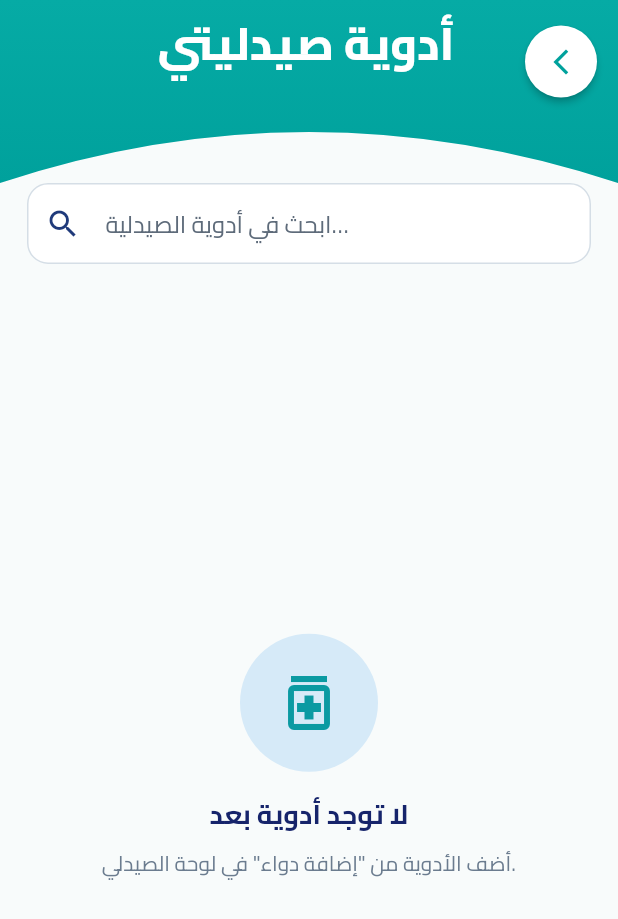
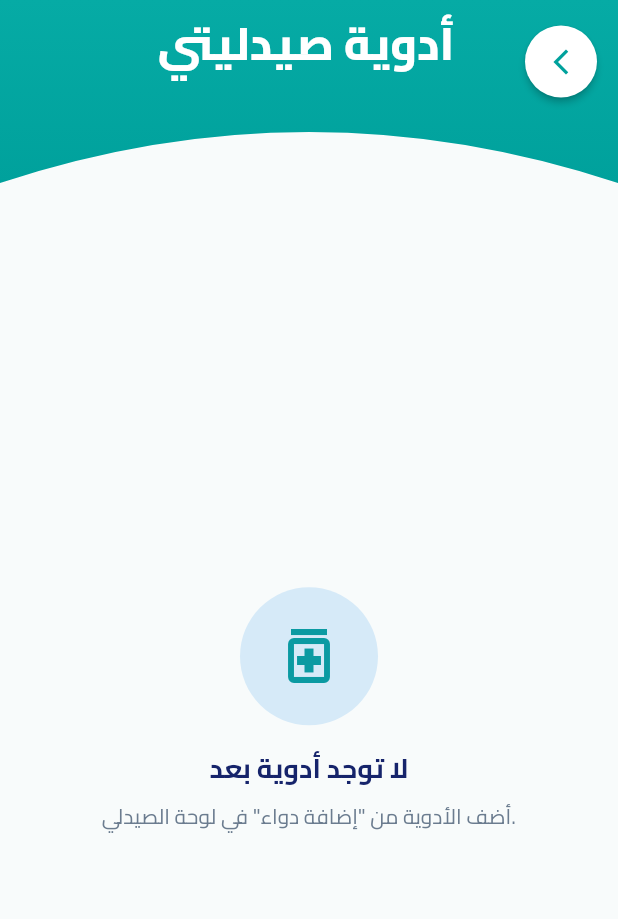
Before and after one commit to mhmoud-muhammad/Graduation, a Flutter app: the MyMedicinesScreen screen opened directly with empty values, on a phone screen of 412 x 824 dp. Shown: the top 919 px of the screen. Run offline on Flutter 3.47's test engine with Material 3 defaults, Android fonts, the phone set to English and light mode, and no system bars; our stand-ins replace cloud_firestore, firebase_ai, firebase_auth, firebase_core, geolocator, google_maps_flutter and 1 more; accounts and stored records are empty.

Commit message:
My pharmacy medicines: remove search field (not in the analysis)
Co-Authored-By: Claude Opus 5.5 <noreply@anthropic.com>
Claude-Session: https://claude.ai/code/session_018A8r2Quf4giwHrJx3fYMDS

```diff
--- a/lib/screens/pharmacist/my_medicines_screen.dart
+++ b/lib/screens/pharmacist/my_medicines_screen.dart
@@ -2,7 +2,6 @@ import 'package:flutter/material.dart';
 
 import '../../core/app_theme.dart';
 import '../../core/formatters.dart';
-import '../../core/text_utils.dart';
 import '../../models/availability.dart';
 import '../../models/medicine.dart';
 import '../../models/pharmacy.dart';
@@ -30,7 +29,6 @@ class MyMedicinesScreen extends StatefulWidget {
 }
 
 class _MyMedicinesScreenState extends State<MyMedicinesScreen> {
-  final _filter = TextEditingController();
   final Map<String, Medicine> _cache = {};
   late final Stream<List<Availability>> _stream = widget.itemsSource != null
       ? Stream.value([for (final i in widget.itemsSource!) i.availability])
@@ -42,12 +40,6 @@ class _MyMedicinesScreenState extends State<MyMedicinesScreen> {
     for (final i in widget.itemsSource ?? const <StockItem>[]) {
       _cache[i.medicine.medicineId] = i.medicine;
     }
-  }
-
-  @override
-  void dispose() {
-    _filter.dispose();
-    super.dispose();
   }
 
   Future<List<StockItem>> _resolve(List<Availability> stock) async {
@@ -67,16 +59,6 @@ class _MyMedicinesScreenState extends State<MyMedicinesScreen> {
     );
   }
 
-  List<StockItem> _applyFilter(List<StockItem> items) {
-    final q = TextUtils.normalize(_filter.text);
-    if (q.isEmpty) return items;
-    return items.where((i) {
-      final m = i.medicine;
-      return TextUtils.normalize(m.tradeName).contains(q) ||
-          TextUtils.normalize(m.scientificName).contains(q);
-    }).toList();
-  }
-
   @override
   Widget build(BuildContext context) {
     return Scaffold(
@@ -88,17 +70,6 @@ class _MyMedicinesScreenState extends State<MyMedicinesScreen> {
             subtitle: widget.pharmacy.pharmacyName,
             backStyle: BackStyle.circle,
             titleSize: 30,
-          ),
-          Padding(
-            padding: const EdgeInsets.fromLTRB(18, 0, 18, 8),
-            child: TextField(
-              controller: _filter,
-              onChanged: (_) => setState(() {}),
-              decoration: const InputDecoration(
-                hintText: 'ابحث في أدوية الصيدلية...',
-                prefixIcon: Icon(Icons.search),
-              ),
-            ),
           ),
           Expanded(
             child: StreamBuilder<List<Availability>>(
@@ -128,7 +99,7 @@ class _MyMedicinesScreenState extends State<MyMedicinesScreen> {
                         message: 'أضف الأدوية من "إضافة دواء" في لوحة الصيدلي.',
                       );
                     }
-                    final items = _applyFilter(all);
+                    final items = all;
                     return ListView.separated(
                       padding: const EdgeInsets.fromLTRB(18, 4, 18, 30),
                       itemCount: items.length + 1,
```
